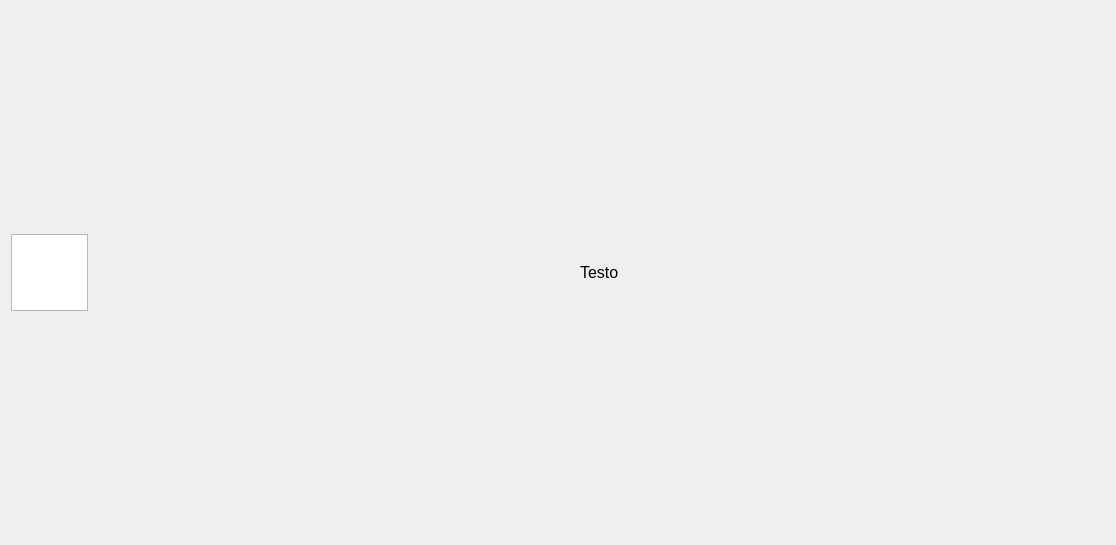
The window that UserInterface/notification.ui (Claudiaf26/Network_sharing) describes before a commit, drawn with Qt 5.
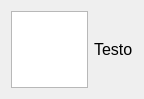
The same window after the commit.

What changed in the file:
```diff
--- a/UserInterface/notification.ui
+++ b/UserInterface/notification.ui
@@ -6,8 +6,8 @@
    <rect>
     <x>0</x>
     <y>0</y>
-    <width>1116</width>
-    <height>545</height>
+    <width>140</width>
+    <height>95</height>
    </rect>
   </property>
   <property name="sizePolicy">
```
